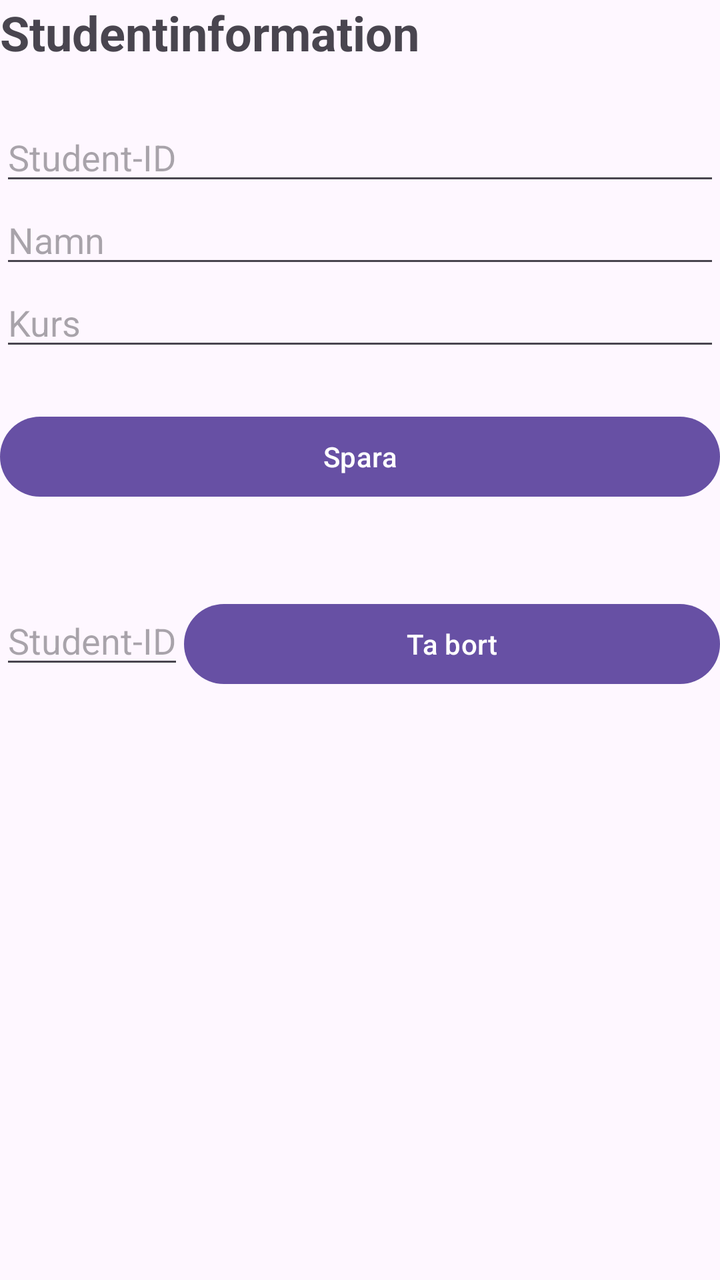
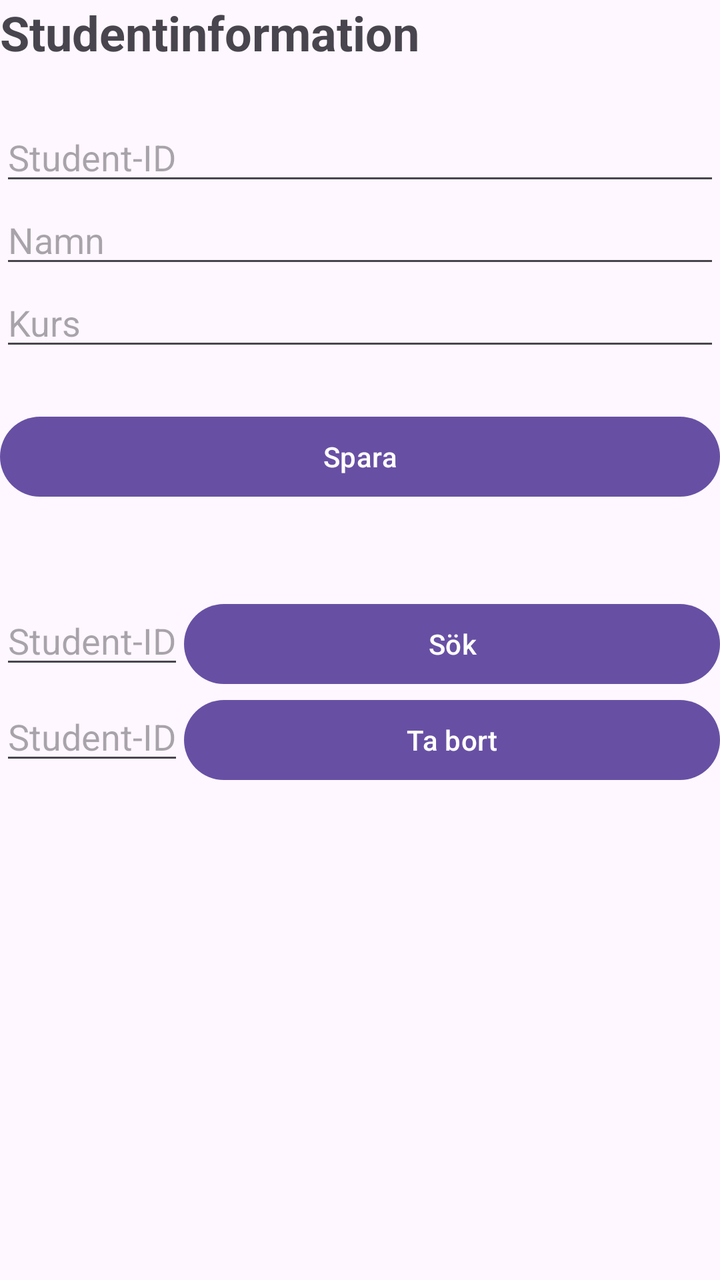

An Android layout rendered at two revisions. The XML below is the earlier revision; the diff shows what the commit changed to produce the second picture.
<!-- AndroidManifest.xml: application theme Theme.Hantera_studenter_v2 -->
<!-- res/layout/activity_main.xml -->
<?xml version="1.0" encoding="utf-8"?>
<androidx.constraintlayout.widget.ConstraintLayout xmlns:android="http://schemas.android.com/apk/res/android"
    xmlns:app="http://schemas.android.com/apk/res-auto"
    xmlns:tools="http://schemas.android.com/tools"
    android:id="@+id/main"
    android:layout_width="match_parent"
    android:layout_height="match_parent"
    tools:context=".MainActivity">


    
    <ScrollView
        android:layout_width="match_parent"
        android:layout_height="match_parent"
        android:fillViewport="true">

        <LinearLayout
            android:layout_width="match_parent"
            android:layout_height="wrap_content"
            android:orientation="vertical">

            <TextView
                android:layout_width="wrap_content"
                android:layout_height="wrap_content"
                android:text="Studentinformation"
                android:textSize="24sp"
                android:textStyle="bold"
                android:layout_marginBottom="24dp"/>

            <EditText
                android:id="@+id/editTextID"
                android:layout_width="match_parent"
                android:layout_height="wrap_content"
                android:hint="Student-ID"
                android:inputType="number"
                />

            <EditText
                android:id="@+id/editTextName"
                android:layout_width="match_parent"
                android:layout_height="wrap_content"
                android:hint="Namn"
                />

            <EditText
                android:id="@+id/editTextCourse"
                android:layout_width="match_parent"
                android:layout_height="wrap_content"
                android:hint="Kurs"
                />


            <Button
                android:id="@+id/add_btn"
                android:layout_width="match_parent"
                android:layout_height="wrap_content"
                android:text="Spara"
                android:layout_marginTop="24dp"/>

            <TextView
                android:id="@+id/student_list"
                android:layout_width="match_parent"
                android:layout_height="wrap_content"
                android:textSize="16sp"
                android:layout_marginTop="24dp"/>

            <LinearLayout
                android:layout_width="match_parent"
                android:layout_height="wrap_content"
                android:orientation="horizontal">

                
                <EditText
                    android:id="@+id/remove_id"
                    android:layout_width="wrap_content"
                    android:layout_height="wrap_content"
                    android:hint="Student-ID"
                    android:inputType="number"/>

                <Button
                    android:layout_width="0dp"
                    android:layout_height="wrap_content"
                    android:text="Ta bort"
                    android:layout_weight="1"
                    android:onClick="removeStudent"/>

            </LinearLayout>


        </LinearLayout>

    </ScrollView>

</androidx.constraintlayout.widget.ConstraintLayout>
<!-- resources referenced by this layout -->
<resources>
  <style name="Theme.Hantera_studenter_v2" parent="Base.Theme.Hantera_studenter_v2" />
  <style name="Base.Theme.Hantera_studenter_v2" parent="Theme.Material3.DayNight.NoActionBar">
          
          
      </style>
</resources>

<!-- the commit's change to res/layout/activity_main.xml (unified diff, before → after) -->
@@ -64,6 +64,30 @@
                 android:textSize="16sp"
                 android:layout_marginTop="24dp"/>
 
+
+
+            <LinearLayout
+                android:layout_width="match_parent"
+                android:layout_height="wrap_content"
+                android:orientation="horizontal">
+
+                
+                <EditText
+                    android:id="@+id/search_id"
+                    android:layout_width="wrap_content"
+                    android:layout_height="wrap_content"
+                    android:hint="Student-ID"
+                    android:inputType="number"/>
+
+                <Button
+                    android:layout_width="0dp"
+                    android:layout_height="wrap_content"
+                    android:text="Sök"
+                    android:layout_weight="1"
+                    android:onClick="searchStudent"/>
+
+            </LinearLayout>
+
             <LinearLayout
                 android:layout_width="match_parent"
                 android:layout_height="wrap_content"
